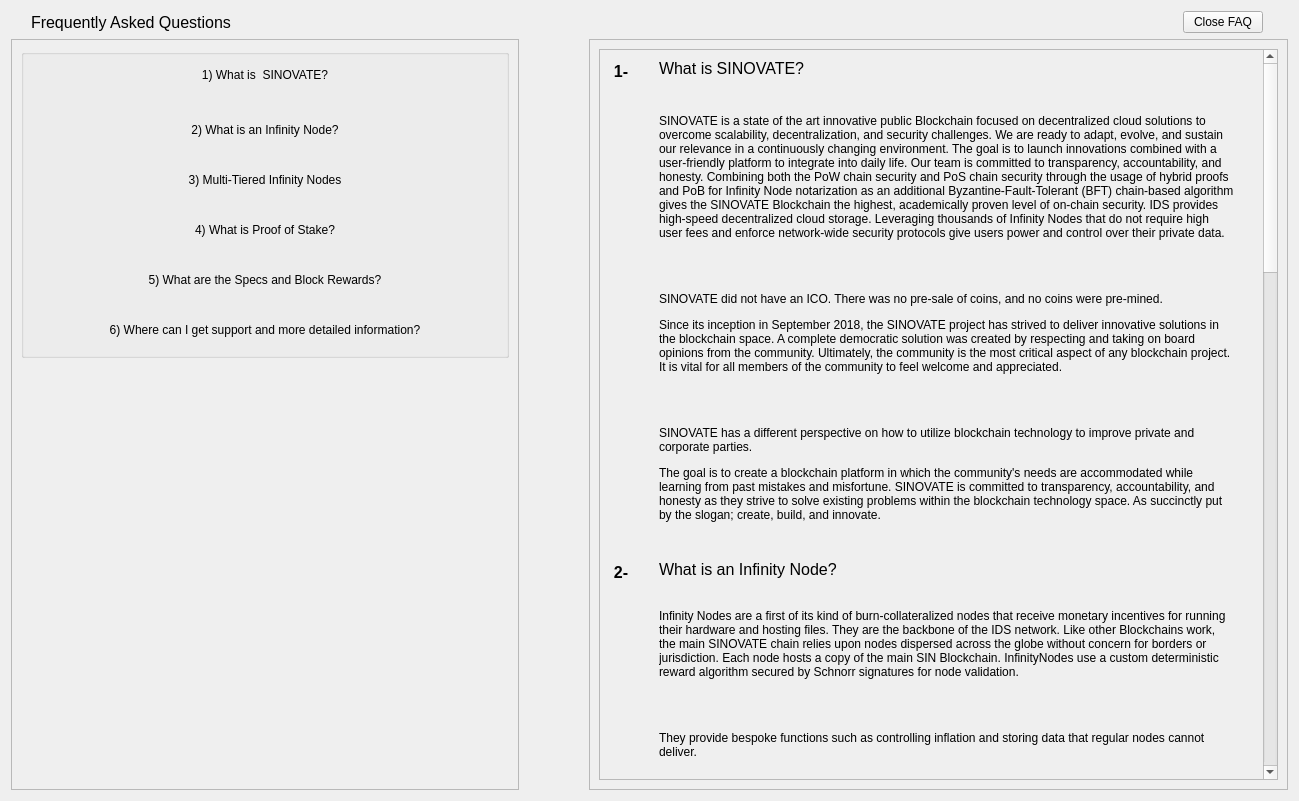
Qt form src/qt/forms/faqpage.ui (crptec/sinovate) before a commit.
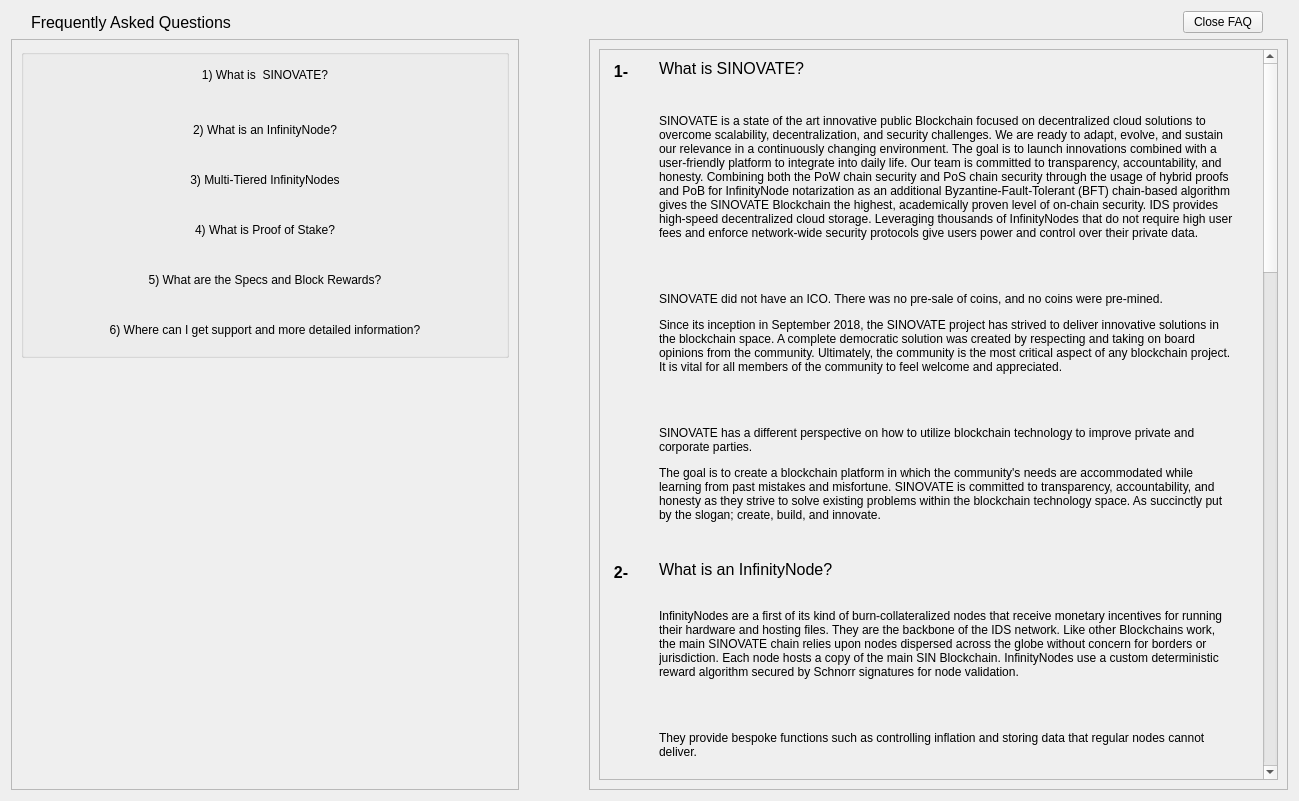
The same form after that commit. Custom widgets are drawn as their Qt base class.

```diff
--- a/src/qt/forms/faqpage.ui
+++ b/src/qt/forms/faqpage.ui
@@ -204,7 +204,7 @@
 margin-bottom: 10px;</string>
                     </property>
                     <property name="text">
-                     <string>2) What is an Infinity Node?</string>
+                     <string>2) What is an InfinityNode?</string>
                     </property>
                     <property name="checkable">
                      <bool>true</bool>
@@ -243,7 +243,7 @@
 margin-bottom: 10px;</string>
                     </property>
                     <property name="text">
-                     <string>3) Multi-Tiered Infinity Nodes</string>
+                     <string>3) Multi-Tiered InfinityNodes</string>
                     </property>
                     <property name="checkable">
                      <bool>true</bool>
@@ -552,7 +552,7 @@
                      <item>
                       <widget class="QLabel" name="labelContent1">
                        <property name="text">
-                        <string>&lt;html&gt;&lt;head/&gt;&lt;body&gt;&lt;p&gt;SINOVATE is a state of the art innovative public Blockchain focused on decentralized cloud solutions to overcome scalability, decentralization, and security challenges. We are ready to adapt, evolve, and sustain our relevance in a continuously changing environment. The goal is to launch innovations combined with a user-friendly platform to integrate into daily life. Our team is committed to transparency, accountability, and honesty. Combining both the PoW chain security and PoS chain security through the usage of hybrid proofs and PoB for Infinity Node notarization as an additional Byzantine-Fault-Tolerant (BFT) chain-based algorithm gives the SINOVATE Blockchain the highest, academically proven level of on-chain security. IDS provides high-speed decentralized cloud storage. Leveraging thousands of Infinity Nodes that do not require high user fees and enforce network-wide security protocols give users power and control over their private data. &lt;/p&gt;&lt;p&gt;&lt;br/&gt;&lt;/p&gt;&lt;p&gt;SINOVATE did not have an ICO. There was no pre-sale of coins, and no coins were pre-mined. &lt;/p&gt;&lt;p&gt;Since its inception in September 2018, the SINOVATE project has strived to deliver innovative solutions in the blockchain space. A complete democratic solution was created by respecting and taking on board opinions from the community. Ultimately, the community is the most critical aspect of any blockchain project. It is vital for all members of the community to feel welcome and appreciated.&lt;/p&gt;&lt;p&gt;&lt;br/&gt;&lt;/p&gt;&lt;p&gt;SINOVATE has a different perspective on how to utilize blockchain technology to improve private and corporate parties.&lt;/p&gt;&lt;p&gt;The goal is to create a blockchain platform in which the community's needs are accommodated while learning from past mistakes and misfortune. SINOVATE is committed to transparency, accountability, and honesty as they strive to solve existing problems within the blockchain technology space. As succinctly put by the slogan; create, build, and innovate.&lt;/p&gt;&lt;/body&gt;&lt;/html&gt;</string>
+                        <string>&lt;html&gt;&lt;head/&gt;&lt;body&gt;&lt;p&gt;SINOVATE is a state of the art innovative public Blockchain focused on decentralized cloud solutions to overcome scalability, decentralization, and security challenges. We are ready to adapt, evolve, and sustain our relevance in a continuously changing environment. The goal is to launch innovations combined with a user-friendly platform to integrate into daily life. Our team is committed to transparency, accountability, and honesty. Combining both the PoW chain security and PoS chain security through the usage of hybrid proofs and PoB for InfinityNode notarization as an additional Byzantine-Fault-Tolerant (BFT) chain-based algorithm gives the SINOVATE Blockchain the highest, academically proven level of on-chain security. IDS provides high-speed decentralized cloud storage. Leveraging thousands of InfinityNodes that do not require high user fees and enforce network-wide security protocols give users power and control over their private data. &lt;/p&gt;&lt;p&gt;&lt;br/&gt;&lt;/p&gt;&lt;p&gt;SINOVATE did not have an ICO. There was no pre-sale of coins, and no coins were pre-mined. &lt;/p&gt;&lt;p&gt;Since its inception in September 2018, the SINOVATE project has strived to deliver innovative solutions in the blockchain space. A complete democratic solution was created by respecting and taking on board opinions from the community. Ultimately, the community is the most critical aspect of any blockchain project. It is vital for all members of the community to feel welcome and appreciated.&lt;/p&gt;&lt;p&gt;&lt;br/&gt;&lt;/p&gt;&lt;p&gt;SINOVATE has a different perspective on how to utilize blockchain technology to improve private and corporate parties.&lt;/p&gt;&lt;p&gt;The goal is to create a blockchain platform in which the community's needs are accommodated while learning from past mistakes and misfortune. SINOVATE is committed to transparency, accountability, and honesty as they strive to solve existing problems within the blockchain technology space. As succinctly put by the slogan; create, build, and innovate.&lt;/p&gt;&lt;/body&gt;&lt;/html&gt;</string>
                        </property>
                        <property name="alignment">
                         <set>Qt::AlignLeading|Qt::AlignLeft|Qt::AlignTop</set>
@@ -634,7 +634,7 @@
                         </font>
                        </property>
                        <property name="text">
-                        <string>What is an Infinity Node?</string>
+                        <string>What is an InfinityNode?</string>
                        </property>
                        <property name="wordWrap">
                         <bool>true</bool>
@@ -660,7 +660,7 @@
                      <item>
                       <widget class="QLabel" name="labelContent2">
                        <property name="text">
-                        <string>&lt;html&gt;&lt;head/&gt;&lt;body&gt;&lt;p&gt;Infinity Nodes are a first of its kind of burn-collateralized nodes that receive monetary incentives for running their hardware and hosting files. They are the backbone of the IDS network. Like other Blockchains work, the main SINOVATE chain relies upon nodes dispersed across the globe without concern for borders or jurisdiction. Each node hosts a copy of the main SIN Blockchain. InfinityNodes use a custom deterministic reward algorithm secured by Schnorr signatures for node validation. &lt;/p&gt;&lt;p&gt;&lt;br/&gt;&lt;/p&gt;&lt;p&gt;They provide bespoke functions such as controlling inflation and storing data that regular nodes cannot deliver. &lt;/p&gt;&lt;p&gt;&lt;br/&gt;&lt;/p&gt;&lt;p&gt;Deterministic Infinity Nodes are superior to Dash legacy masternodes or any other service nodes.&lt;/p&gt;&lt;p&gt;&lt;br/&gt;&lt;/p&gt;&lt;p&gt;1. Schnorr based Multi-Signature signing scheme (MuSig) &lt;/p&gt;&lt;p&gt;2. Provably fair and openly verifiable fully deterministic node rewards &lt;/p&gt;&lt;p&gt;3. Inflation control with a burn-to-run node ecosystem &lt;/p&gt;&lt;p&gt;4. Fully on-chain node registration and servicing &lt;/p&gt;&lt;p&gt;5. Decentralized Autonomous Organisation (DAO) with node democracy &lt;/p&gt;&lt;p&gt;6. Node incentives ensure sustainability&lt;/p&gt;&lt;/body&gt;&lt;/html&gt;</string>
+                        <string>&lt;html&gt;&lt;head/&gt;&lt;body&gt;&lt;p&gt;InfinityNodes are a first of its kind of burn-collateralized nodes that receive monetary incentives for running their hardware and hosting files. They are the backbone of the IDS network. Like other Blockchains work, the main SINOVATE chain relies upon nodes dispersed across the globe without concern for borders or jurisdiction. Each node hosts a copy of the main SIN Blockchain. InfinityNodes use a custom deterministic reward algorithm secured by Schnorr signatures for node validation. &lt;/p&gt;&lt;p&gt;&lt;br/&gt;&lt;/p&gt;&lt;p&gt;They provide bespoke functions such as controlling inflation and storing data that regular nodes cannot deliver. &lt;/p&gt;&lt;p&gt;&lt;br/&gt;&lt;/p&gt;&lt;p&gt;Deterministic InfinityNodes are superior to Dash legacy masternodes or any other service nodes.&lt;/p&gt;&lt;p&gt;&lt;br/&gt;&lt;/p&gt;&lt;p&gt;1. Schnorr based Multi-Signature signing scheme (MuSig) &lt;/p&gt;&lt;p&gt;2. Provably fair and openly verifiable fully deterministic node rewards &lt;/p&gt;&lt;p&gt;3. Inflation control with a burn-to-run node ecosystem &lt;/p&gt;&lt;p&gt;4. Fully on-chain node registration and servicing &lt;/p&gt;&lt;p&gt;5. Decentralized Autonomous Organisation (DAO) with node democracy &lt;/p&gt;&lt;p&gt;6. Node incentives ensure sustainability&lt;/p&gt;&lt;/body&gt;&lt;/html&gt;</string>
                        </property>
                        <property name="alignment">
                         <set>Qt::AlignLeading|Qt::AlignLeft|Qt::AlignTop</set>
```
Left out of the diff: 6 changed lines with no effect on the pictures.
